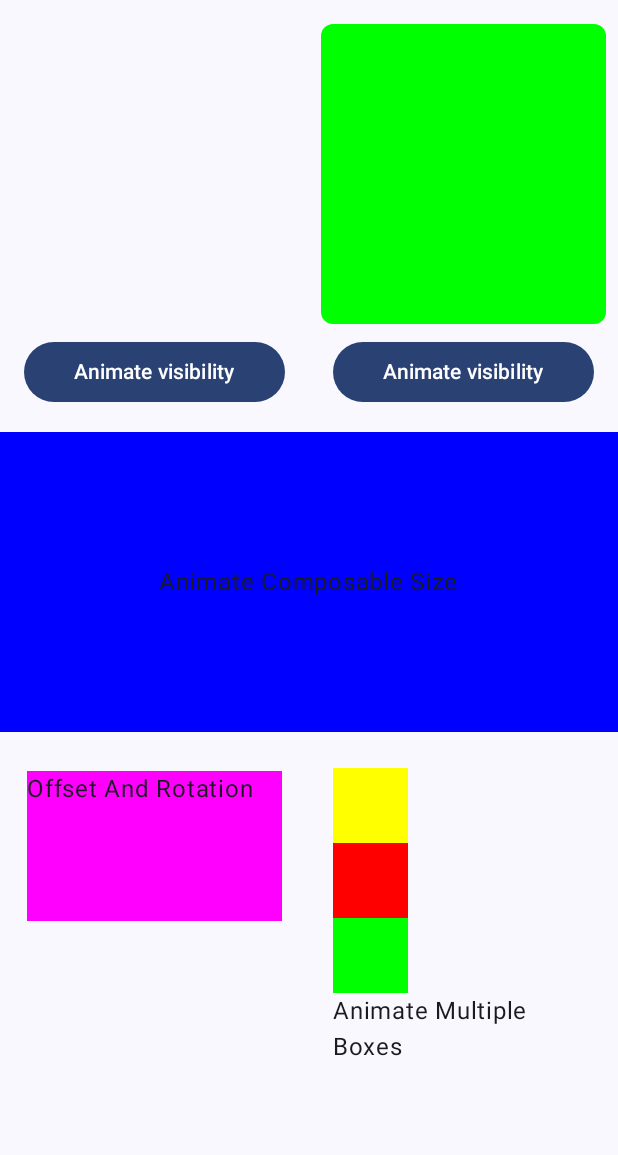
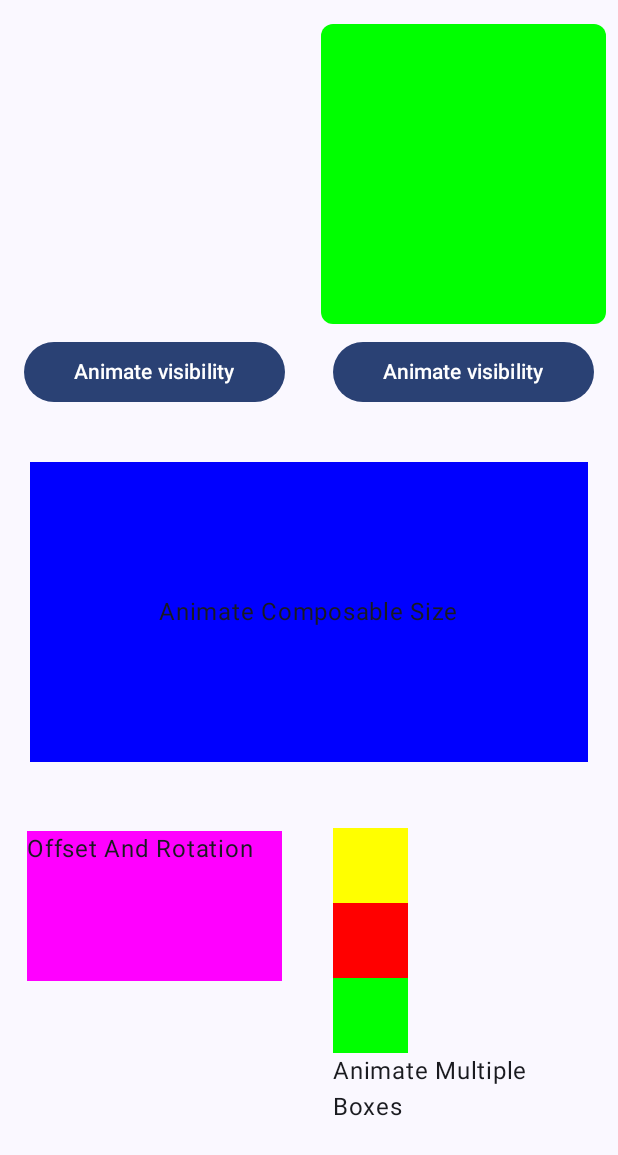
Before and after one commit to SamriddhaS/ComposeAnimationsExamples, an Android app built with Jetpack Compose: the AnimationSpecScreen screen opened through its navigation route, after a tap on "Animate Composable Size", on a phone screen of 412 x 824 dp. Shown: the top 1155 px of the screen. Run offline under Robolectric (Android 15) with nearby library versions, the phone set to English and light mode, and no system bars; 1 other tap on this screen came first.

Commit message:
Simple Animations - animated padding

```diff
--- a/app/src/main/java/com/example/composeanimations/screens/SimpleAnimationExample.kt
+++ b/app/src/main/java/com/example/composeanimations/screens/SimpleAnimationExample.kt
@@ -5,6 +5,7 @@ import androidx.compose.animation.AnimatedVisibility
 import androidx.compose.animation.animateContentSize
 import androidx.compose.animation.core.FastOutSlowInEasing
 import androidx.compose.animation.core.TweenSpec
+import androidx.compose.animation.core.animateDpAsState
 import androidx.compose.animation.core.animateFloatAsState
 import androidx.compose.animation.core.animateIntOffsetAsState
 import androidx.compose.foundation.background
@@ -13,6 +14,7 @@ import androidx.compose.foundation.interaction.MutableInteractionSource
 import androidx.compose.foundation.layout.Box
 import androidx.compose.foundation.layout.Column
 import androidx.compose.foundation.layout.Row
+import androidx.compose.foundation.layout.aspectRatio
 import androidx.compose.foundation.layout.fillMaxSize
 import androidx.compose.foundation.layout.fillMaxWidth
 import androidx.compose.foundation.layout.height
@@ -51,7 +53,7 @@ fun AnimationSpecScreen(modifier: Modifier = Modifier) {
             VisibilityAnimation(modifier = Modifier.weight(1f))
         }
 
-        AnimateComposableSize()
+        AnimateComposableSize(Modifier.fillMaxWidth())
 
         Row(
             modifier = Modifier
@@ -159,12 +161,26 @@ fun VisibilityAnimation(modifier: Modifier = Modifier) {
 @Composable
 fun AnimateComposableSize(modifier: Modifier = Modifier) {
     var expanded by remember { mutableStateOf(false) }
+
+    /*
+    * We can animate any dp value like this. Here we are animating the padding value
+    * */
+    val animatedPadding by animateDpAsState(
+        if (expanded) {
+            20.dp
+        } else {
+            0.dp
+        },
+        label = "padding"
+    )
+
     Box(
-        modifier = Modifier
+        modifier = modifier
+            .padding(animatedPadding)
             .background(Color.Blue)
+            .fillMaxWidth()
             .animateContentSize()
             .height(if (expanded) 200.dp else 100.dp)
-            .fillMaxWidth()
             .clickable(
                 interactionSource = remember { MutableInteractionSource() },
                 indication = null
```
